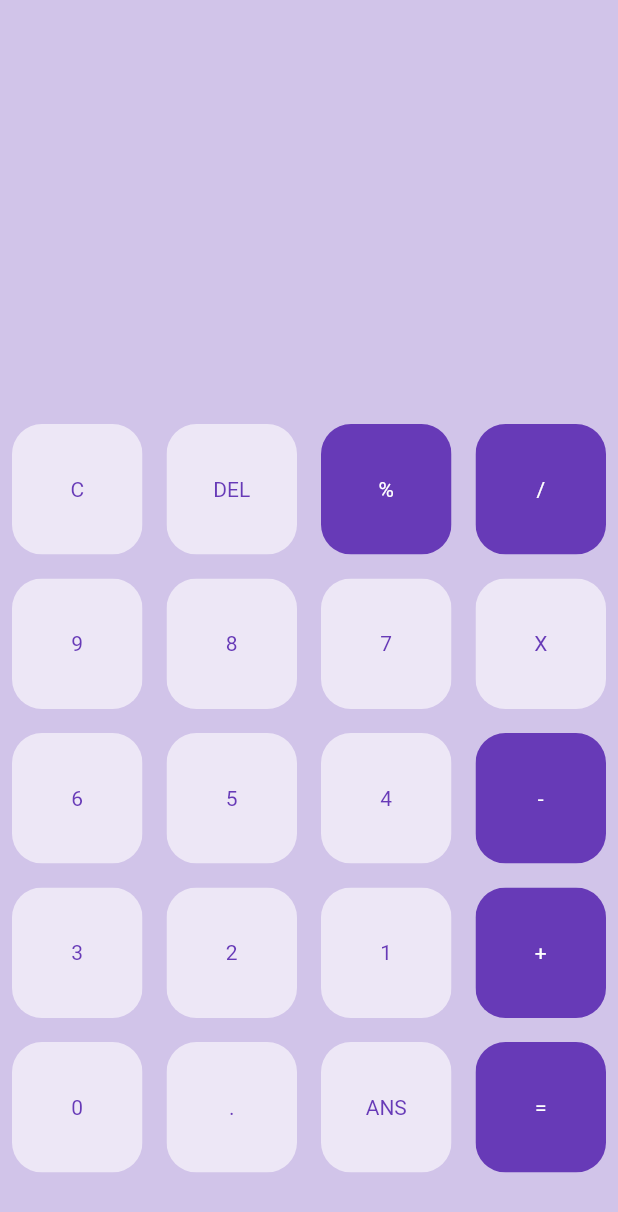
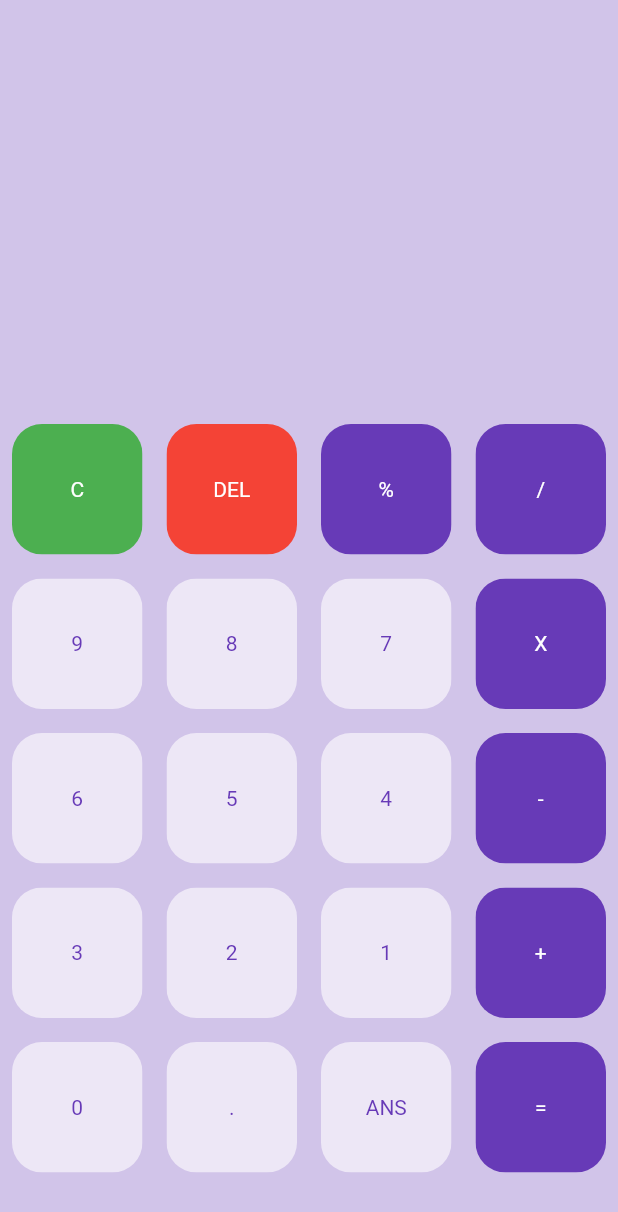
Before and after one commit to Haroon-Zafar/Calculator, a Flutter app: the screen it shows after launch, on a phone screen of 412 x 824 dp. Shown: the top 1212 px of the screen. Run offline on Flutter 3.47's test engine with Material 2 defaults, Android fonts, the phone set to English and light mode, and no system bars.

Commit message:
Using a If statement for green and red button

```diff
--- a/lib/main.dart
+++ b/lib/main.dart
@@ -66,6 +66,19 @@ class HomePageState extends State<HomePage> {
                   crossAxisCount: 4,
                 ),
                 itemBuilder: (BuildContext context, int index) {
+                  if (index == 0) {
+                    return MyButton(
+                      buttonText: buttons[index],
+                      color: Colors.green,
+                      textColor: Colors.white,
+                    );
+                  } else if (index == 1) {
+                    return MyButton(
+                      buttonText: buttons[index],
+                      color: Colors.red,
+                      textColor: Colors.white,
+                    );
+                  } else {
                     return MyButton(
                       buttonText: buttons[index],
                       color: isOperator(buttons[index])
@@ -75,6 +88,7 @@ class HomePageState extends State<HomePage> {
                           ? Colors.white
                           : Colors.deepPurple,
                     );
+                  }
                 },
               ),
             ),
@@ -85,7 +99,7 @@ class HomePageState extends State<HomePage> {
   }
 
   bool isOperator(String x) {
-    if (x == '%' || x == '/' || x == '-' || x == '+' || x == '=') {
+    if (x == '%' || x == '/' || x == '-' || x == 'X' || x == '+' || x == '=') {
       return true;
     }
 
```
Lines whose indentation alone changed are shown as unchanged.
